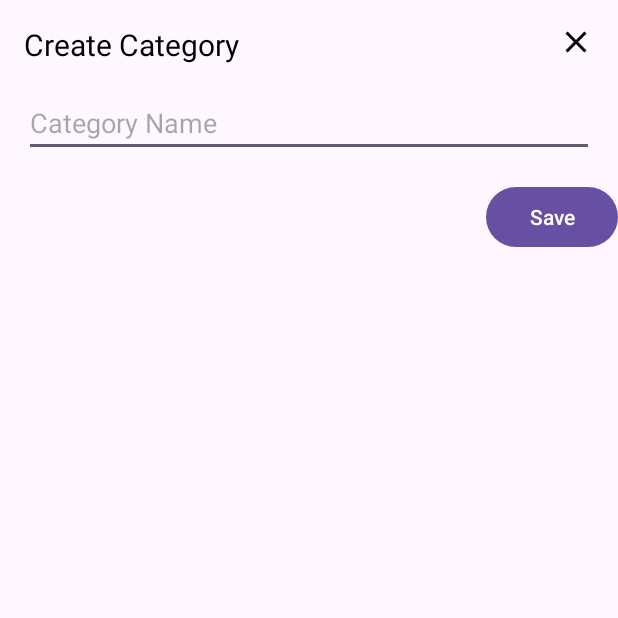
After one commit to ST10089515/TymeMA_groupB, an Android app built with Jetpack Compose: the CreateCategories screen opened directly, with no data from a screen before it, on a phone screen of 412 x 824 dp, the top half of it. The commit adds this screen. Run offline under Robolectric (Android 15) with nearby library versions, the phone set to English and light mode, and no system bars.

Commit message:
Implemented functionality to add and select categories

```diff
--- a/app/src/main/AndroidManifest.xml
+++ b/app/src/main/AndroidManifest.xml
@@ -10,6 +10,9 @@
         android:roundIcon="@mipmap/ic_launcher_round"
         android:supportsRtl="true"
         android:theme="@style/Theme.TymeMA_V1">
+        <activity
+            android:name=".CreateCategories"
+            android:exported="false" />
         <activity
             android:name=".CreateTimeSheetEntry"
             android:exported="false" />
--- /dev/null
+++ b/app/src/main/java/com/example/tymema_v1/CreateCategories.kt
@@ -0,0 +1,45 @@
+package com.example.tymema_v1
+
+import android.content.Context
+import android.content.Intent
+import androidx.appcompat.app.AppCompatActivity
+import android.os.Bundle
+import android.util.Xml
+import android.widget.Button
+import android.widget.EditText
+import android.widget.ImageView
+import org.xmlpull.v1.XmlPullParser
+import java.io.StringWriter
+
+class CreateCategories : AppCompatActivity() {
+    override fun onCreate(savedInstanceState: Bundle?) {
+        super.onCreate(savedInstanceState)
+        setContentView(R.layout.activity_create_categories)
+
+        val editTextCategory: EditText = findViewById(R.id.editTextCategory)
+        val buttonSave: Button = findViewById(R.id.buttonSave)
+        val closeButton: ImageView = findViewById(R.id.closeButton)
+
+        closeButton.setOnClickListener {
+            // Navigate back to the activity_main_menu activity
+            finish()
+        }
+
+        buttonSave.setOnClickListener {
+            val categoryName = editTextCategory.text.toString().trim()
+
+            if (categoryName.isNotEmpty()) {
+                // Save the entered category into the categories list
+                TimeSheetEntries.categories.add(categoryName)
+
+                // Navigate back to the activity_main_menu activity
+                val intent = Intent(this, Main_menu::class.java)
+                intent.flags = Intent.FLAG_ACTIVITY_CLEAR_TOP or Intent.FLAG_ACTIVITY_SINGLE_TOP
+                startActivity(intent)
+            } else {
+                // Show error message for empty category
+                editTextCategory.error = "Category name cannot be empty"
+            }
+        }
+    }
+}
--- a/app/src/main/java/com/example/tymema_v1/TimeSheetEntries.kt
+++ b/app/src/main/java/com/example/tymema_v1/TimeSheetEntries.kt
@@ -9,5 +9,6 @@ class TimeSheetEntries(
 ) {
     companion object {
         val entriesList = mutableListOf<TimeSheetEntries>()
+        val categories = mutableListOf<String>()
     }
 }
--- /dev/null
+++ b/app/src/main/res/drawable/ic_category.xml
@@ -0,0 +1,6 @@
+<vector android:height="24dp" android:tint="#000000"
+    android:viewportHeight="24" android:viewportWidth="24"
+    android:width="24dp" xmlns:android="http://schemas.android.com/apk/res/android">
+    <path android:fillColor="@android:color/white" android:pathData="M4,6H2v14c0,1.1 0.9,2 2,2h14v-2H4V6z"/>
+    <path android:fillColor="@android:color/white" android:pathData="M20,2L8,2c-1.1,0 -2,0.9 -2,2v12c0,1.1 0.9,2 2,2h12c1.1,0 2,-0.9 2,-2L22,4c0,-1.1 -0.9,-2 -2,-2zM20,12l-2.5,-1.5L15,12L15,4h5v8z"/>
+</vector>
--- /dev/null
+++ b/app/src/main/res/drawable/ic_time.xml
@@ -0,0 +1,6 @@
+<vector android:height="24dp" android:tint="#000000"
+    android:viewportHeight="24" android:viewportWidth="24"
+    android:width="24dp" xmlns:android="http://schemas.android.com/apk/res/android">
+    <path android:fillColor="@android:color/white" android:pathData="M11.99,2C6.47,2 2,6.48 2,12s4.47,10 9.99,10C17.52,22 22,17.52 22,12S17.52,2 11.99,2zM12,20c-4.42,0 -8,-3.58 -8,-8s3.58,-8 8,-8 8,3.58 8,8 -3.58,8 -8,8z"/>
+    <path android:fillColor="@android:color/white" android:pathData="M12.5,7H11v6l5.25,3.15 0.75,-1.23 -4.5,-2.67z"/>
+</vector>
--- /dev/null
+++ b/app/src/main/res/layout/activity_create_categories.xml
@@ -0,0 +1,53 @@
+<?xml version="1.0" encoding="utf-8"?>
+<androidx.constraintlayout.widget.ConstraintLayout xmlns:android="http://schemas.android.com/apk/res/android"
+    xmlns:app="http://schemas.android.com/apk/res-auto"
+    xmlns:tools="http://schemas.android.com/tools"
+    android:layout_width="match_parent"
+    android:layout_height="match_parent"
+    tools:context=".CreateCategories">
+
+    <TextView
+        android:id="@+id/textViewTitle"
+        android:layout_width="wrap_content"
+        android:layout_height="wrap_content"
+        android:text="Create Category"
+        android:textSize="20sp"
+        android:layout_marginTop="16dp"
+        android:layout_marginStart="16dp"
+        android:textColor="@android:color/black"
+        app:layout_constraintStart_toStartOf="parent"
+        app:layout_constraintTop_toTopOf="parent" />
+
+    <ImageView
+        android:id="@+id/closeButton"
+        android:layout_width="wrap_content"
+        android:layout_height="wrap_content"
+        android:src="@drawable/ic_close"
+        android:layout_marginTop="16dp"
+        android:layout_marginEnd="16dp"
+        app:layout_constraintEnd_toEndOf="parent"
+        app:layout_constraintTop_toTopOf="parent"
+        android:contentDescription="Close Button"/>
+
+    <EditText
+        android:id="@+id/editTextCategory"
+        android:layout_width="0dp"
+        android:layout_height="wrap_content"
+        android:hint="Category Name"
+        android:layout_marginStart="16dp"
+        android:layout_marginTop="16dp"
+        android:layout_marginEnd="16dp"
+        app:layout_constraintEnd_toEndOf="parent"
+        app:layout_constraintStart_toStartOf="parent"
+        app:layout_constraintTop_toBottomOf="@+id/textViewTitle" />
+
+    <Button
+        android:id="@+id/buttonSave"
+        android:layout_width="wrap_content"
+        android:layout_height="wrap_content"
+        android:layout_marginTop="16dp"
+        android:text="Save"
+        app:layout_constraintEnd_toEndOf="parent"
+        app:layout_constraintTop_toBottomOf="@+id/editTextCategory" />
+
+</androidx.constraintlayout.widget.ConstraintLayout>
--- a/app/src/main/res/layout/activity_create_time_sheet_entry.xml
+++ b/app/src/main/res/layout/activity_create_time_sheet_entry.xml
@@ -84,7 +84,6 @@
         android:layout_width="0dp"
         android:layout_height="wrap_content"
         android:layout_marginTop="16dp"
-        android:entries="@array/categories"
         android:prompt="@string/select_category"
         app:layout_constraintEnd_toEndOf="parent"
         app:layout_constraintStart_toStartOf="parent"
--- a/app/src/main/res/values/arrays.xml
+++ b/app/src/main/res/values/arrays.xml
@@ -1,7 +1,6 @@
 <?xml version="1.0" encoding="utf-8"?>
 <resources>
     <string-array name="categories">
-        <item>Test</item>
         <!-- You can leave this array empty initially -->
     </string-array>
 </resources>
--- a/app/src/main/res/values/colors.xml
+++ b/app/src/main/res/values/colors.xml
@@ -12,4 +12,7 @@
         <color name= "app_theme_light">#f6fbff</color>color>
         <color name= "edit_text_border">#03a9f4</color>color>
         <color name= "edit_text_background">#f6fbff</color>color>
+
+        <color name="colorPrimary">#3F51B5</color>
+        <color name="colorPrimaryDark">#303F9F</color>
     </resources>
```
Also changed, not shown: app/src/main/java/com/example/tymema_v1/CreateTimeSheetEntry.kt (+8 -1 lines), app/src/main/java/com/example/tymema_v1/Main_menu.kt (+14 -0 lines), app/src/main/res/layout/activity_main_menu.xml (+22 -2 lines).
